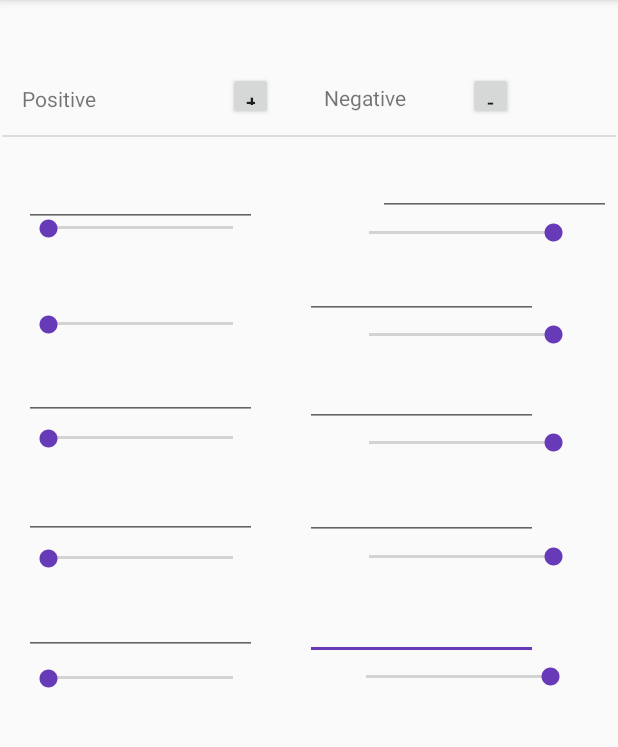
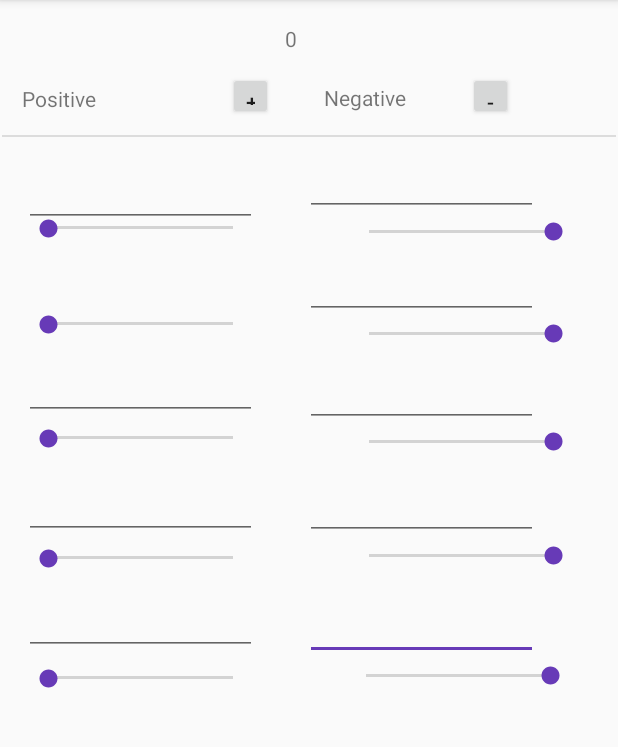
Before and after one commit to senpl/StressBucket, an Android app: the screen it shows after launch (MainActivity), on a phone screen of 412 x 824 dp, the part 84-831 px from its top. Run offline under Robolectric (Android 15) with nearby library versions, the phone set to English and light mode, and no system bars.

Commit message:
Value now showed and counter up show when influence is negative

```diff
--- /dev/null
+++ b/app/src/main/java/pl/skorpen/stressbucket/ReversedSeekBar.java
@@ -0,0 +1,40 @@
+package pl.skorpen.stressbucket;
+
+
+import android.content.Context;
+import android.graphics.Canvas;
+import android.util.AttributeSet;
+import android.view.MotionEvent;
+import android.widget.SeekBar;
+
+public class ReversedSeekBar extends SeekBar {
+
+    public ReversedSeekBar(Context context) {
+        super(context);
+    }
+
+    public ReversedSeekBar(Context context, AttributeSet attrs) {
+        super(context, attrs);
+    }
+
+    public ReversedSeekBar(Context context, AttributeSet attrs, int defStyle) {
+        super(context, attrs, defStyle);
+    }
+
+    @Override
+    protected void onDraw(Canvas canvas) {
+        float px = this.getWidth() / 2.0f;
+        float py = this.getHeight() / 2.0f;
+
+        canvas.scale(-1, 1, px, py);
+
+        super.onDraw(canvas);
+    }
+
+    @Override
+    public boolean onTouchEvent(MotionEvent event) {
+        event.setLocation(this.getWidth() - event.getX(), event.getY());
+
+        return super.onTouchEvent(event);
+    }
+}
--- /dev/null
+++ b/app/src/main/java/pl/skorpen/stressbucket/TextThumbInvertedSeekBar.java
@@ -0,0 +1,58 @@
+package pl.skorpen.stressbucket;
+
+import android.content.Context;
+import android.graphics.Canvas;
+import android.graphics.Color;
+import android.graphics.Paint;
+import android.graphics.Rect;
+import android.graphics.Typeface;
+import android.text.TextPaint;
+import android.util.AttributeSet;
+import android.widget.SeekBar;
+
+public class TextThumbInvertedSeekBar extends ReversedSeekBar {
+
+    private int mThumbSize;
+    private TextPaint mTextPaint;
+
+    public TextThumbInvertedSeekBar(Context context) {
+        this(context, null);
+    }
+
+    public TextThumbInvertedSeekBar(Context context, AttributeSet attrs) {
+        this(context, attrs, android.R.attr.seekBarStyle);
+    }
+
+    public TextThumbInvertedSeekBar(Context context, AttributeSet attrs, int defStyleAttr) {
+        super(context, attrs, defStyleAttr);
+
+        mThumbSize = getResources().getDimensionPixelSize(R.dimen.thumb_size);
+
+        mTextPaint = new TextPaint();
+        mTextPaint.setColor(Color.BLACK);
+        mTextPaint.setTextSize(getResources().getDimensionPixelSize(R.dimen.thumb_size));
+        mTextPaint.setTypeface(Typeface.DEFAULT_BOLD);
+        mTextPaint.setTextAlign(Paint.Align.CENTER);
+
+    }
+
+    @Override
+    protected synchronized void onDraw(Canvas canvas) {
+        super.onDraw(canvas);
+
+        String progressText = String.valueOf(getProgress());
+        Rect bounds = new Rect();
+        mTextPaint.getTextBounds(progressText, 0, progressText.length(), bounds);
+
+        int leftPadding = getPaddingLeft() - getThumbOffset();
+        int rightPadding = getPaddingRight() - getThumbOffset();
+        int width = getWidth() - leftPadding - rightPadding;
+        float progressRatio = (float) getProgress() / getMax();
+        float thumbOffset = mThumbSize * (.5f - progressRatio);
+        float thumbX = progressRatio * width + leftPadding + thumbOffset;
+        float thumbY = getHeight() / 2f + bounds.height() / 2f;
+        if(!progressText.equals("0")&&!progressText.equals("100")) {
+            canvas.drawText(progressText, thumbX, thumbY, mTextPaint);
+        }
+    }
+}
--- /dev/null
+++ b/app/src/main/java/pl/skorpen/stressbucket/TextThumbSeekBar.java
@@ -0,0 +1,56 @@
+package pl.skorpen.stressbucket;
+
+import android.content.Context;
+import android.graphics.Canvas;
+import android.graphics.Color;
+import android.graphics.Paint;
+import android.graphics.Rect;
+import android.graphics.Typeface;
+import android.text.TextPaint;
+import android.util.AttributeSet;
+import android.widget.SeekBar;
+
+public class TextThumbSeekBar extends SeekBar {
+
+    private int mThumbSize;
+    private TextPaint mTextPaint;
+
+    public TextThumbSeekBar(Context context) {
+        this(context, null);
+    }
+
+    public TextThumbSeekBar(Context context, AttributeSet attrs) {
+        this(context, attrs, android.R.attr.seekBarStyle);
+    }
+
+    public TextThumbSeekBar(Context context, AttributeSet attrs, int defStyleAttr) {
+        super(context, attrs, defStyleAttr);
+
+        mThumbSize = getResources().getDimensionPixelSize(R.dimen.thumb_size);
+
+        mTextPaint = new TextPaint();
+        mTextPaint.setColor(Color.BLACK);
+        mTextPaint.setTextSize(getResources().getDimensionPixelSize(R.dimen.thumb_size));
+        mTextPaint.setTypeface(Typeface.DEFAULT_BOLD);
+        mTextPaint.setTextAlign(Paint.Align.CENTER);
+    }
+
+    @Override
+    protected synchronized void onDraw(Canvas canvas) {
+        super.onDraw(canvas);
+
+        String progressText = String.valueOf(getProgress());
+        Rect bounds = new Rect();
+        mTextPaint.getTextBounds(progressText, 0, progressText.length(), bounds);
+
+        int leftPadding = getPaddingLeft() - getThumbOffset();
+        int rightPadding = getPaddingRight() - getThumbOffset();
+        int width = getWidth() - leftPadding - rightPadding;
+        float progressRatio = (float) getProgress() / getMax();
+        float thumbOffset = mThumbSize * (.5f - progressRatio);
+        float thumbX = progressRatio * width + leftPadding + thumbOffset;
+        float thumbY = getHeight() / 2f + bounds.height() / 2f;
+        if(!progressText.equals("0")&&!progressText.equals("100"))
+            canvas.drawText(progressText, thumbX, thumbY, mTextPaint);
+    }
+}
--- /dev/null
+++ b/app/src/main/res/drawable/shape_seek_bar_text_thumb.xml
@@ -0,0 +1,7 @@
+<shape xmlns:android="http://schemas.android.com/apk/res/android"
+    android:shape="oval">
+    <solid android:color="@color/colorAccent"/>
+    <size
+        android:width="@dimen/thumb_size"
+        android:height="@dimen/thumb_size"/>
+</shape>
--- a/app/src/main/res/layout/activity_main.xml
+++ b/app/src/main/res/layout/activity_main.xml
@@ -6,6 +6,15 @@
     android:layout_width="match_parent"
     android:layout_height="match_parent"
     tools:context=".MainActivity">
+
+    <TextView
+        android:id="@+id/Counter"
+        android:layout_width="32dp"
+        android:layout_height="16dp"
+        app:layout_constraintBottom_toTopOf="@+id/resetSeekbarsPositive"
+        app:layout_constraintEnd_toEndOf="parent"
+        app:layout_constraintStart_toStartOf="parent"
+        app:layout_constraintTop_toTopOf="parent" />
 
     <Button
         android:id="@+id/resetSeekbarsPositive"
@@ -46,11 +55,9 @@
         android:id="@+id/negative1"
         android:layout_width="155dp"
         android:layout_height="41dp"
-        android:layout_marginStart="20dp"
-        android:layout_marginLeft="20dp"
+        android:layout_marginStart="32dp"
+        android:layout_marginLeft="32dp"
         app:layout_constraintBottom_toTopOf="@+id/seekBarNegative1"
-        app:layout_constraintEnd_toEndOf="parent"
-        app:layout_constraintHorizontal_bias="0.928"
         app:layout_constraintStart_toEndOf="@+id/positive1" />
 
     <EditText
@@ -90,7 +97,20 @@
         app:layout_constraintTop_toBottomOf="@+id/seekBarPositive4"
         app:layout_constraintVertical_bias="1.0" />
 
-    <SeekBar
+<!--    <pl.skorpen.stressbucket.TextThumbSeekBar-->
+<!--        android:layout_width="match_parent"-->
+<!--        android:layout_height="wrap_content"-->
+<!--        android:layout_marginStart="24dp"-->
+<!--        android:layout_marginLeft="24dp"-->
+<!--        android:layout_marginTop="16dp"-->
+<!--        android:max="100"-->
+<!--        android:thumb="@drawable/shape_seek_bar_text_thumb"-->
+<!--        android:thumbOffset="4dp"-->
+<!--        app:layout_constraintStart_toStartOf="parent"-->
+<!--        app:layout_constraintTop_toTopOf="parent"-->
+<!--        />-->
+
+    <pl.skorpen.stressbucket.TextThumbSeekBar
         android:id="@+id/seekBarPositive5"
         android:layout_width="155dp"
         android:layout_height="16dp"
@@ -100,7 +120,7 @@
         app:layout_constraintStart_toStartOf="parent"
         app:layout_constraintTop_toTopOf="parent" />
 
-    <SeekBar
+    <pl.skorpen.stressbucket.TextThumbSeekBar
         android:id="@+id/seekBarPositive4"
         android:layout_width="155dp"
         android:layout_height="16dp"
@@ -162,7 +182,7 @@
         app:layout_constraintTop_toTopOf="@+id/seekBarPositive2"
         app:layout_constraintVertical_bias="0.38" />
 
-    <SeekBar
+    <pl.skorpen.stressbucket.TextThumbSeekBar
         android:id="@+id/seekBarPositive1"
         android:layout_width="155dp"
         android:layout_height="16dp"
@@ -172,7 +192,7 @@
         app:layout_constraintStart_toStartOf="parent"
         app:layout_constraintTop_toTopOf="parent" />
 
-    <SeekBar
+    <pl.skorpen.stressbucket.TextThumbSeekBar
         android:id="@+id/seekBarPositive2"
         android:layout_width="155dp"
         android:layout_height="16dp"
@@ -192,31 +212,29 @@
         app:layout_constraintStart_toStartOf="parent"
         app:layout_constraintTop_toBottomOf="@+id/textView" />
 
-    <SeekBar
+    <pl.skorpen.stressbucket.TextThumbInvertedSeekBar
         android:id="@+id/seekBarNegative2"
         android:layout_width="155dp"
         android:layout_height="21dp"
         android:layout_marginStart="32dp"
         android:layout_marginLeft="32dp"
         android:layout_marginTop="212dp"
-        android:rotation="180"
         app:layout_constraintEnd_toEndOf="parent"
         app:layout_constraintStart_toEndOf="@+id/seekBarPositive2"
         app:layout_constraintTop_toTopOf="parent" />
 
-    <SeekBar
+    <pl.skorpen.stressbucket.TextThumbInvertedSeekBar
         android:id="@+id/seekBarNegative1"
         android:layout_width="155dp"
         android:layout_height="21dp"
         android:layout_marginStart="32dp"
         android:layout_marginLeft="32dp"
         android:layout_marginTop="144dp"
-        android:rotation="180"
         app:layout_constraintEnd_toEndOf="parent"
         app:layout_constraintStart_toEndOf="@+id/seekBarPositive1"
         app:layout_constraintTop_toTopOf="parent" />
 
-    <SeekBar
+    <pl.skorpen.stressbucket.TextThumbSeekBar
         android:id="@+id/seekBarPositive3"
         android:layout_width="155dp"
         android:layout_height="16dp"
@@ -226,41 +244,27 @@
         app:layout_constraintStart_toStartOf="parent"
         app:layout_constraintTop_toTopOf="parent" />
 
-    <SeekBar
+    <pl.skorpen.stressbucket.TextThumbInvertedSeekBar
         android:id="@+id/seekBarNegative3"
         android:layout_width="155dp"
         android:layout_height="21dp"
         android:layout_marginStart="32dp"
         android:layout_marginLeft="32dp"
         android:layout_marginTop="284dp"
-        android:rotation="180"
         app:layout_constraintEnd_toEndOf="parent"
         app:layout_constraintStart_toEndOf="@+id/seekBarPositive3"
         app:layout_constraintTop_toTopOf="parent" />
 
-    <SeekBar
+    <pl.skorpen.stressbucket.TextThumbInvertedSeekBar
         android:id="@+id/seekBarNegative5"
         android:layout_width="155dp"
         android:layout_height="21dp"
         android:layout_marginStart="28dp"
         android:layout_marginLeft="28dp"
         android:layout_marginTop="440dp"
-        android:rotation="180"
         app:layout_constraintEnd_toEndOf="parent"
         app:layout_constraintStart_toEndOf="@+id/seekBarPositive5"
         app:layout_constraintTop_toTopOf="parent" />
-
-    <!--    <com.google.android.material.floatingactionbutton.FloatingActionButton-->
-<!--        android:id="@+id/floatingActionButton"-->
-<!--        android:layout_width="wrap_content"-->
-<!--        android:layout_height="wrap_content"-->
-<!--        android:layout_marginEnd="23dp"-->
-<!--        android:layout_marginRight="23dp"-->
-<!--        android:layout_marginBottom="18dp"-->
-<!--        android:clickable="true"-->
-<!--        app:layout_constraintBottom_toBottomOf="parent"-->
-<!--        app:layout_constraintEnd_toEndOf="parent"-->
-<!--        app:srcCompat="@android:drawable/ic_input_add" />-->
 
     <TextView
         android:id="@+id/textView"
@@ -290,14 +294,13 @@
         app:layout_constraintHorizontal_bias="1.0"
         app:layout_constraintStart_toStartOf="parent" />
 
-    <SeekBar
+    <pl.skorpen.stressbucket.TextThumbInvertedSeekBar
         android:id="@+id/seekBarNegative4"
         android:layout_width="155dp"
         android:layout_height="21dp"
         android:layout_marginStart="32dp"
         android:layout_marginLeft="32dp"
         android:layout_marginTop="360dp"
-        android:rotation="180"
         app:layout_constraintEnd_toEndOf="parent"
         app:layout_constraintStart_toEndOf="@+id/seekBarPositive4"
         app:layout_constraintTop_toTopOf="parent" />
--- /dev/null
+++ b/app/src/main/res/values/dimens.xml
@@ -0,0 +1,5 @@
+<?xml version="1.0" encoding="utf-8"?>
+<resources>
+    <dimen name="thumb_size">16dp</dimen>
+    <dimen name="thumb_size_none">0dp</dimen>
+</resources>
```
Also changed, not shown: app/src/main/java/pl/skorpen/stressbucket/MainActivity.kt (+27 -0 lines).
